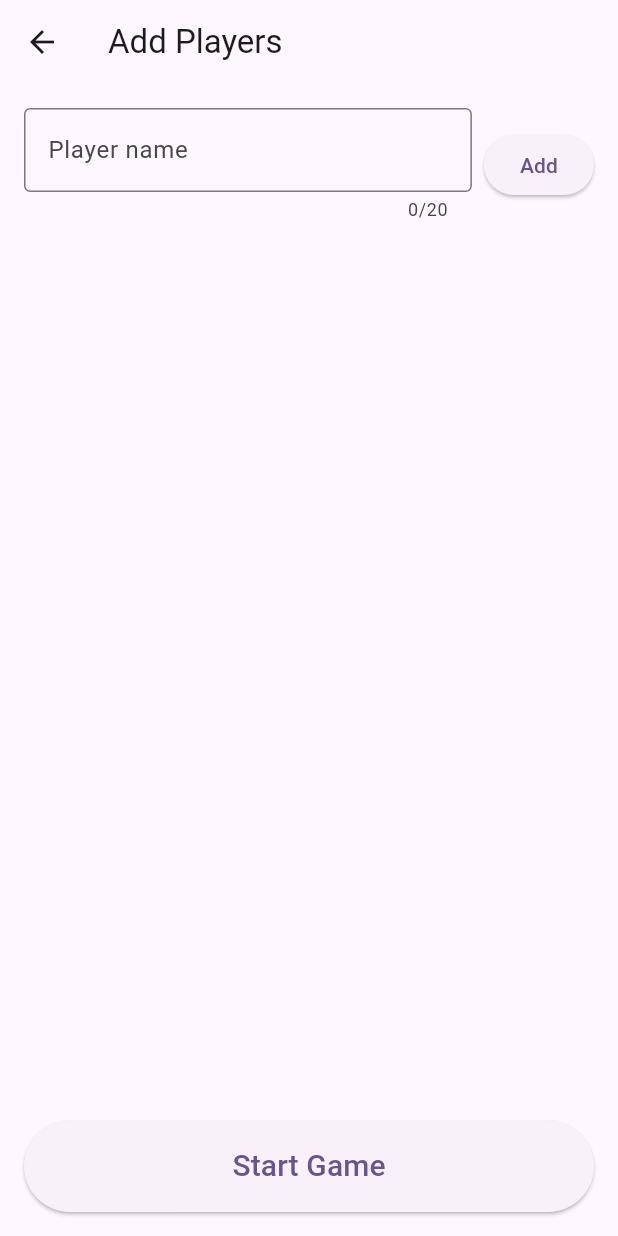
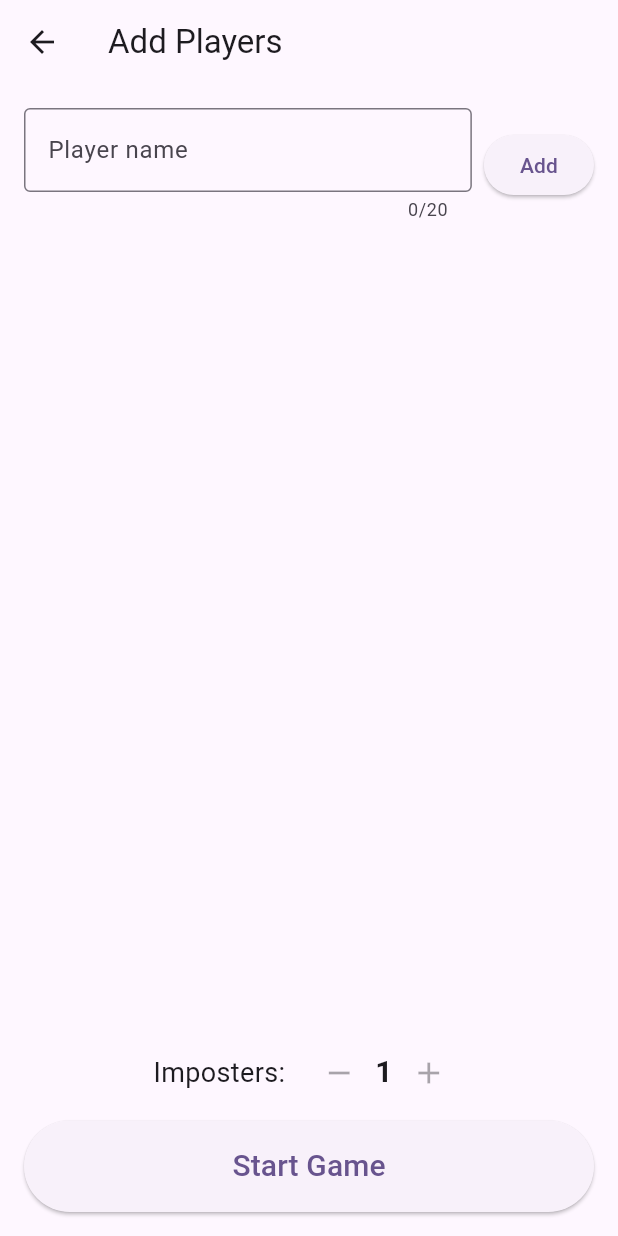
Before and after one commit to 0987654321234567890987654321234567890/imposter, a Flutter app: the screen it shows after launch, after a tap on "PLAY", on a phone screen of 412 x 824 dp. Run offline on Flutter 3.47's test engine with Material 3 defaults, Android fonts, the phone set to English and light mode, and no system bars; our stand-ins replace csv.

Commit message:
multiple imposters

```diff
--- a/lib/main.dart
+++ b/lib/main.dart
@@ -31,9 +31,12 @@ class StartScreen extends StatelessWidget {
         width: double.infinity,
         decoration: const BoxDecoration(
           gradient: LinearGradient(
-            begin: Alignment.topCenter,
-            end: Alignment.bottomCenter,
-            colors: [Colors.deepPurple, Colors.black],
+            begin: Alignment.topRight,
+            end: Alignment.bottomLeft,
+            colors: [
+              Color.fromARGB(255, 84, 201, 255),
+              Color.fromARGB(255, 14, 65, 95),
+            ],
           ),
         ),
         child: Center(
--- a/lib/player_setup_screen.dart
+++ b/lib/player_setup_screen.dart
@@ -15,6 +15,7 @@ class _PlayerSetupScreenState extends State<PlayerSetupScreen> {
   final List<String> names = [];
   final List<Key> _keys = [];
   bool _isLoading = false;
+  int imposterCount = 1;
 
   void _addName() {
     final name = _controller.text.trim();
@@ -53,8 +54,11 @@ class _PlayerSetupScreenState extends State<PlayerSetupScreen> {
       Navigator.push(
         context,
         MaterialPageRoute(
-          builder: (context) =>
-              GameScreen(playerNames: names, wordList: wordList),
+          builder: (context) => GameScreen(
+            playerNames: names,
+            wordList: wordList,
+            imposterCount: imposterCount,
+          ),
         ),
       );
     } finally {
@@ -123,6 +127,35 @@ class _PlayerSetupScreenState extends State<PlayerSetupScreen> {
               ),
             ),
 
+            Row(
+              mainAxisAlignment: MainAxisAlignment.center,
+              children: [
+                const Text('Imposters:', style: TextStyle(fontSize: 18)),
+                const SizedBox(width: 12),
+                IconButton(
+                  icon: const Icon(Icons.remove),
+                  onPressed: imposterCount > 1
+                      ? () => setState(() => imposterCount--)
+                      : null,
+                ),
+                Text(
+                  '$imposterCount',
+                  style: const TextStyle(
+                    fontSize: 20,
+                    fontWeight: FontWeight.bold,
+                  ),
+                ),
+                IconButton(
+                  icon: const Icon(Icons.add),
+                  onPressed: imposterCount < names.length - 2
+                      ? () => setState(() => imposterCount++)
+                      : null,
+                ),
+              ],
+            ),
+
+            const SizedBox(height: 8),
+
             // start button
             SizedBox(
               width: double.infinity,
```
Also changed, not shown: lib/game_screen.dart (+12 -3 lines).
